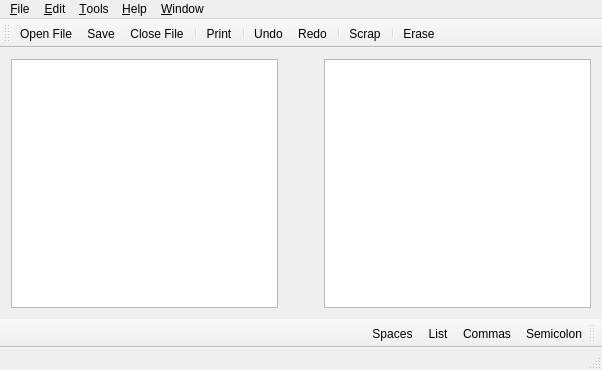
First picture: the form in qemailscrapper.ui, repository JustDevZero-vault/QEmailScrapper, before the edit.
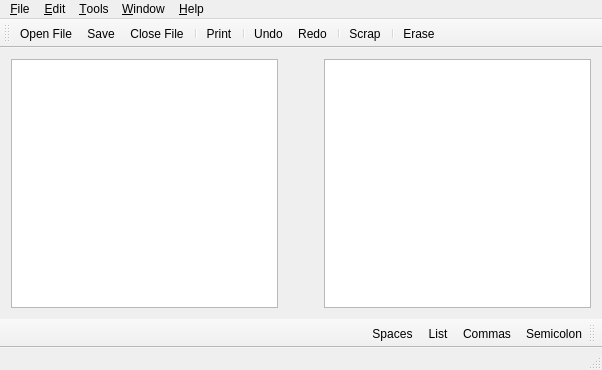
Second picture: the form after the edit.

The edit to the form file:
```diff
--- a/qemailscrapper.ui
+++ b/qemailscrapper.ui
@@ -126,8 +126,8 @@
    <addaction name="menu_File"/>
    <addaction name="menu_Edit"/>
    <addaction name="menu_Tools"/>
-   <addaction name="menu_Help"/>
    <addaction name="menu_Window"/>
+   <addaction name="menu_Help"/>
   </widget>
   <widget class="QStatusBar" name="statusBar"/>
   <widget class="QToolBar" name="mainToolBar">
```
Left out of the diff: 36 changed lines with no effect on the pictures.
